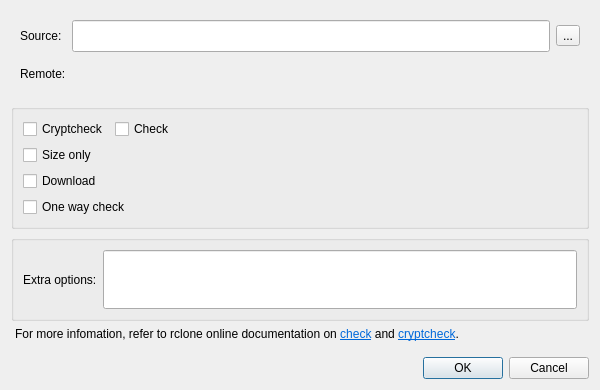
Old version of the form src/check_dialog.ui in the repository holazt/RcloneBrowser.
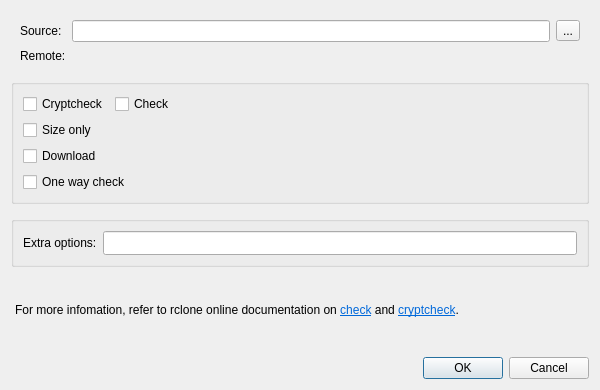
New version of the form.

```diff
--- a/src/check_dialog.ui
+++ b/src/check_dialog.ui
@@ -23,7 +23,7 @@
    </size>
   </property>
   <layout class="QVBoxLayout" name="verticalLayout">
-   <item>
+   <item alignment="Qt::AlignVCenter">
     <widget class="QWidget" name="pathGroup" native="true">
      <layout class="QGridLayout" name="gridLayout_2">
       <item row="2" column="1">
@@ -88,7 +88,7 @@
      </layout>
     </widget>
    </item>
-   <item>
+   <item alignment="Qt::AlignVCenter">
     <widget class="QGroupBox" name="groupBox">
      <property name="sizePolicy">
       <sizepolicy hsizetype="Expanding" vsizetype="Expanding">
@@ -182,7 +182,7 @@
      </layout>
     </widget>
    </item>
-   <item>
+   <item alignment="Qt::AlignVCenter">
     <widget class="QGroupBox" name="groupBox_2">
      <property name="title">
       <string/>
```
